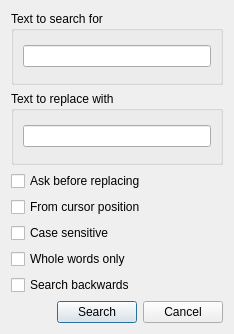
This is qucs/dialogs/searchdialog.ui in Qucs/qucs as Qt 5 draws it before an edit. The edited form follows.
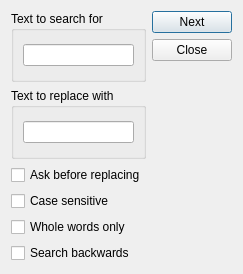
This is the edited form.

Commit message: change search dialog ui

Diff of the .ui file:
```diff
--- a/qucs/dialogs/searchdialog.ui
+++ b/qucs/dialogs/searchdialog.ui
@@ -6,14 +6,14 @@
    <rect>
     <x>0</x>
     <y>0</y>
-    <width>234</width>
-    <height>334</height>
+    <width>242</width>
+    <height>274</height>
    </rect>
   </property>
   <property name="windowTitle">
    <string>Dialog</string>
   </property>
-  <layout class="QVBoxLayout" name="verticalLayout_5">
+  <layout class="QHBoxLayout" name="horizontalLayout">
    <item>
     <layout class="QVBoxLayout" name="verticalLayout_3">
      <item>
@@ -49,13 +49,6 @@
          </property>
         </widget>
        </item>
-       <item>
-        <widget class="QCheckBox" name="PositionBox">
-         <property name="text">
-          <string>From cursor position</string>
-         </property>
-        </widget>
-       </item>
        <item>
         <widget class="QCheckBox" name="CaseBox">
          <property name="text">
@@ -79,39 +72,39 @@
        </item>
       </layout>
      </item>
+    </layout>
+   </item>
+   <item>
+    <layout class="QVBoxLayout" name="verticalLayout">
      <item>
-      <layout class="QHBoxLayout" name="horizontalLayout">
-       <item>
-        <spacer name="horizontalSpacer">
-         <property name="orientation">
-          <enum>Qt::Horizontal</enum>
-         </property>
-         <property name="sizeHint" stdset="0">
-          <size>
-           <width>40</width>
-           <height>20</height>
-          </size>
-         </property>
-        </spacer>
-       </item>
-       <item>
-        <widget class="QPushButton" name="ButtonSearch">
-         <property name="text">
-          <string>Search</string>
-         </property>
-         <property name="default">
-          <bool>true</bool>
-         </property>
-        </widget>
-       </item>
-       <item>
-        <widget class="QPushButton" name="ButtonCancel">
-         <property name="text">
-          <string>Cancel</string>
-         </property>
-        </widget>
-       </item>
-      </layout>
+      <widget class="QPushButton" name="ButtonSearch">
+       <property name="text">
+        <string>Next</string>
+       </property>
+       <property name="default">
+        <bool>true</bool>
+       </property>
+      </widget>
+     </item>
+     <item>
+      <widget class="QPushButton" name="CloseButt">
+       <property name="text">
+        <string>Close</string>
+       </property>
+      </widget>
+     </item>
+     <item>
+      <spacer name="verticalSpacer">
+       <property name="orientation">
+        <enum>Qt::Vertical</enum>
+       </property>
+       <property name="sizeHint" stdset="0">
+        <size>
+         <width>20</width>
+         <height>40</height>
+        </size>
+       </property>
+      </spacer>
      </item>
     </layout>
    </item>
```
Left out of the diff: 12 changed lines with no effect on the pictures. The commit also changes 1 other file.
